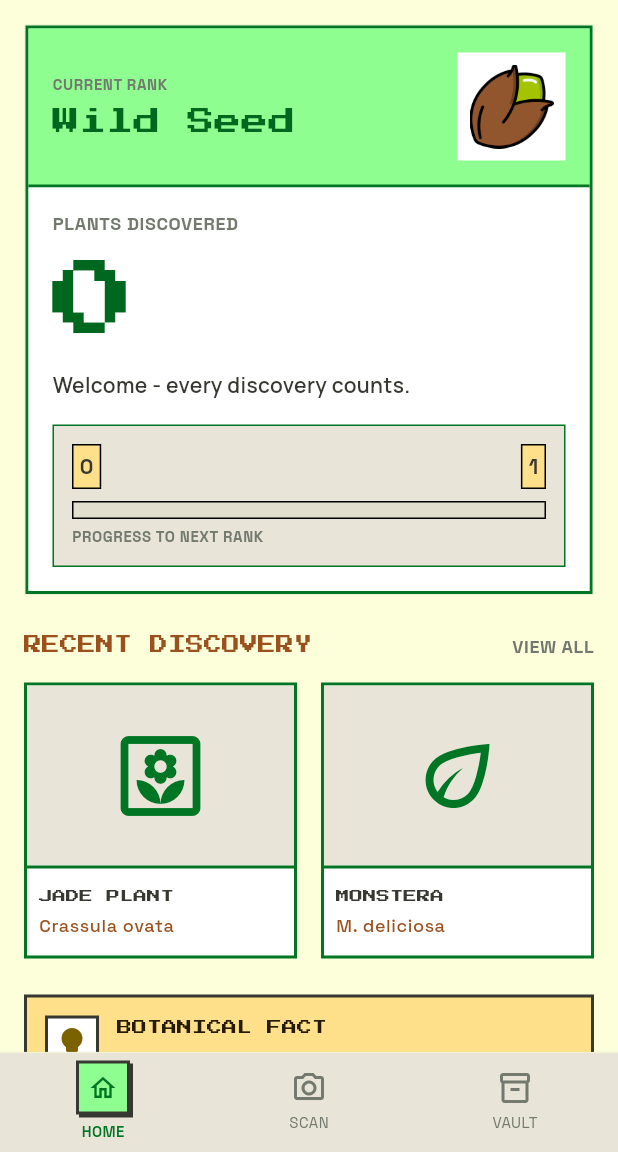
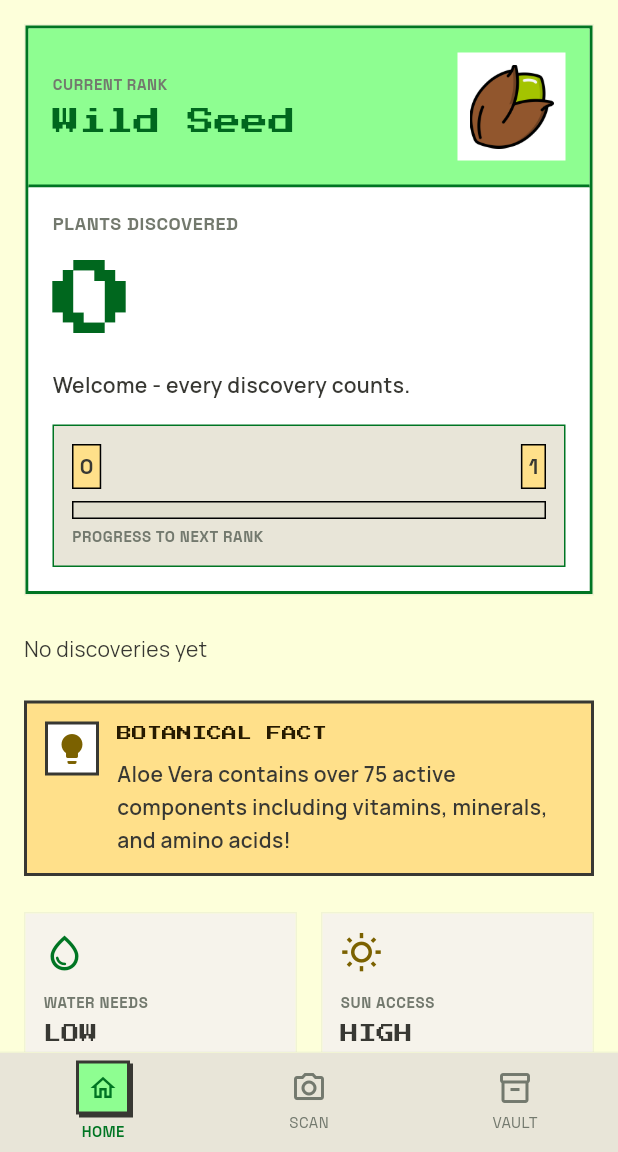
Before and after one commit to samyakrajgruhi/Floradex, a Flutter app: the screen it shows after launch, on a phone screen of 412 x 824 dp, the part 84-1236 px from its top. Run offline on Flutter 3.47's test engine with Material 3 defaults, Android fonts, the phone set to English and light mode, and no system bars; our stand-ins replace camera, flutter_dotenv, google_fonts, hive, hive_flutter, image_picker; missing offline and left inert: langchain, langchain_google; accounts and stored records are empty.

Commit message:
Enhance DashboardPage with recent discoveries feature and improve plant card display

```diff
--- a/lib/screens/dashboard.dart
+++ b/lib/screens/dashboard.dart
@@ -1,4 +1,8 @@
+import 'dart:io';
+
+import 'package:floradex/models/plant_record.dart';
 import 'package:floradex/models/user_info.dart';
+import 'package:floradex/services/database_service.dart';
 import 'package:floradex/services/rank_service.dart';
 import 'package:floradex/services/user_service.dart';
 import 'package:floradex/theme/app_theme.dart';
@@ -28,6 +32,9 @@ class DashboardPage extends StatefulWidget {
 class _DashboardPageState extends State<DashboardPage> {
   final userService = UserService();
   final rankService = RankService();
+  final dataBaseService = DatabaseService();
+
+  late Future<List<PlantRecord>> recentDiscoveries;
 
   late Future<DashboardData> dashboardData;
 
@@ -35,6 +42,7 @@ class _DashboardPageState extends State<DashboardPage> {
   void initState() {
     super.initState();
     dashboardData = loadDashboardData();
+    recentDiscoveries = dataBaseService.getRecentDiscoveries();
   }
 
   Future<DashboardData> loadDashboardData() async {
@@ -70,9 +78,23 @@ class _DashboardPageState extends State<DashboardPage> {
           child: Column(
             crossAxisAlignment: CrossAxisAlignment.stretch,
             children: [
-              _buildHeroCard(context,data!),
+              _buildHeroCard(context, data!),
               const SizedBox(height: AppTheme.space6),
-              _buildRecentDiscoveryRow(context),
+              FutureBuilder<List<PlantRecord>>(
+                future: recentDiscoveries,
+                builder: (context, asyncSnapshot) {
+                  if (asyncSnapshot.connectionState != ConnectionState.done) {
+                    return const Center(child: CircularProgressIndicator());
+                  }
+
+                  if (asyncSnapshot.hasError) {
+                    return const Text('Failed to load recent discoveries');
+                  }
+
+                  final plants = asyncSnapshot.data ?? [];
+                  return _buildRecentDiscoveryRow(context, plants);
+                },
+              ),
               const SizedBox(height: AppTheme.space6),
               _buildBotanicalFact(context),
               const SizedBox(height: AppTheme.space6),
@@ -85,7 +107,7 @@ class _DashboardPageState extends State<DashboardPage> {
     );
   }
 
-  Widget _buildHeroCard(BuildContext context,DashboardData data) {
+  Widget _buildHeroCard(BuildContext context, DashboardData data) {
     return FloraGhostBorder(
       child: Container(
         width: double.infinity,
@@ -183,7 +205,7 @@ class _DashboardPageState extends State<DashboardPage> {
                     ),
                   ),
                   const SizedBox(height: AppTheme.space4),
-                  _buildRankProgressBar(context,data!),
+                  _buildRankProgressBar(context, data),
                 ],
               ),
             ),
@@ -193,7 +215,7 @@ class _DashboardPageState extends State<DashboardPage> {
     );
   }
 
-  Widget _buildRankProgressBar(BuildContext context,DashboardData data) {
+  Widget _buildRankProgressBar(BuildContext context, DashboardData data) {
     return Container(
       decoration: BoxDecoration(
         color: AppTheme.surfaceContainerHigh,
@@ -274,7 +296,16 @@ class _DashboardPageState extends State<DashboardPage> {
     );
   }
 
-  Widget _buildRecentDiscoveryRow(BuildContext context) {
+  Widget _buildRecentDiscoveryRow(
+    BuildContext context,
+    List<PlantRecord> plants,
+  ) {
+    final items = plants.take(2).toList();
+
+    if (items.isEmpty) {
+      return const Text('No discoveries yet');
+    }
+
     return Column(
       children: [
         Row(
@@ -298,25 +329,16 @@ class _DashboardPageState extends State<DashboardPage> {
         ),
         const SizedBox(height: AppTheme.space4),
         Row(
-          children: [
-            Expanded(
+          children: items.map((plant) {
+            return Expanded(
               child: _buildPlantCard(
                 context,
-                title: 'JADE PLANT',
-                subtitle: 'Crassula ovata',
-                iconData: Icons.yard_outlined,
+                title: plant.plantName,
+                subtitle: plant.scientificName,
+                imagePath: plant.imagePath,
               ),
-            ),
-            const SizedBox(width: AppTheme.space4),
-            Expanded(
-              child: _buildPlantCard(
-                context,
-                title: 'MONSTERA',
-                subtitle: 'M. deliciosa',
-                iconData: Icons.eco_outlined,
-              ),
-            ),
-          ],
+            );
+          }).toList(),
         ),
       ],
     );
@@ -326,7 +348,7 @@ class _DashboardPageState extends State<DashboardPage> {
     BuildContext context, {
     required String title,
     required String subtitle,
-    required IconData iconData,
+    required String imagePath,
   }) {
     return Container(
       decoration: BoxDecoration(
@@ -340,7 +362,12 @@ class _DashboardPageState extends State<DashboardPage> {
             height: 120,
             color: AppTheme.surfaceContainerHigh,
             alignment: Alignment.center,
-            child: Icon(iconData, size: 64, color: AppTheme.primary),
+            child: Image.file(
+              File(imagePath),
+              width: double.infinity,
+              height: double.infinity,
+              fit: BoxFit.cover,
+            ),
           ),
           Container(
             decoration: const BoxDecoration(
```
